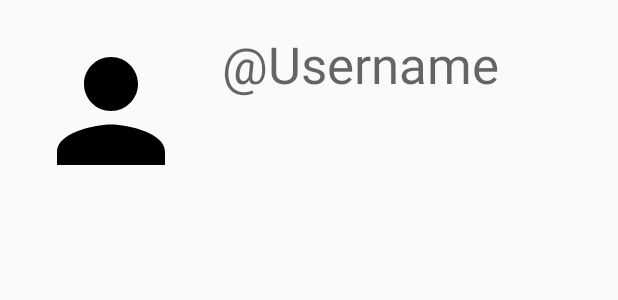
After one commit to stephypy/QueridaCamara, an Android app: the layout item_profile.xml on its own in the app's theme, with its tools: preview values and no code run, on a phone screen of 412 x 824 dp. The commit adds this screen. Shown: the top 300 px of the screen. Run offline under Robolectric (Android 15) with nearby library versions, the phone set to English and light mode, and no system bars.

Commit message:
profile layout not displaying

```diff
--- a/app/src/main/java/com/codepath/queridacamara/Post.java
+++ b/app/src/main/java/com/codepath/queridacamara/Post.java
@@ -12,6 +12,7 @@ public class Post extends ParseObject {
     private static final String KEY_IMAGE = "image";
     public static final String KEY_USER = "user";
     public static final String KEY_CREATED_AT = "createdAt";
+
 
     public String getDescription() {
         return getString(KEY_DESCRIPTION);
--- /dev/null
+++ b/app/src/main/res/layout/item_profile.xml
@@ -0,0 +1,32 @@
+<?xml version="1.0" encoding="utf-8"?>
+<RelativeLayout xmlns:android="http://schemas.android.com/apk/res/android"
+    xmlns:app="http://schemas.android.com/apk/res-auto"
+    android:layout_width="match_parent"
+    android:layout_height="wrap_content"
+    xmlns:tools="http://schemas.android.com/tools"
+    android:padding="10dp">
+
+    <ImageView
+        android:id="@+id/ivProfilePicture"
+        tools:srcCompat="@tools:sample/avatars"
+        android:layout_width="128dp"
+        android:layout_height="128dp"
+        android:padding="10dp"
+        app:srcCompat="@drawable/ic_person_black_24dp" />
+
+    <TextView
+        android:id="@+id/tvProfileUsername"
+        android:layout_width="wrap_content"
+        android:layout_height="wrap_content"
+        android:layout_above="@+id/rvPosts"
+        android:layout_alignParentEnd="true"
+        android:layout_marginStart="0dp"
+        android:layout_marginEnd="0dp"
+        android:layout_marginBottom="65dp"
+        android:layout_toEndOf="@+id/ivProfilePicture"
+        android:padding="10dp"
+        android:text="@Username"
+        android:textAppearance="@style/TextAppearance.AppCompat.Display1" />
+
+
+</RelativeLayout>
```
Also changed, not shown: app/src/main/java/com/codepath/queridacamara/Profile.java (added, +27 -0 lines), app/src/main/java/com/codepath/queridacamara/ProfileAdapter.java (added, +66 -0 lines), app/src/main/java/com/codepath/queridacamara/fragments/PostFragment.java (+7 -1 lines), app/src/main/java/com/codepath/queridacamara/fragments/ProfileFragment.java (+90 -3 lines), app/src/main/res/layout/fragment_profile.xml (+22 -4 lines).
